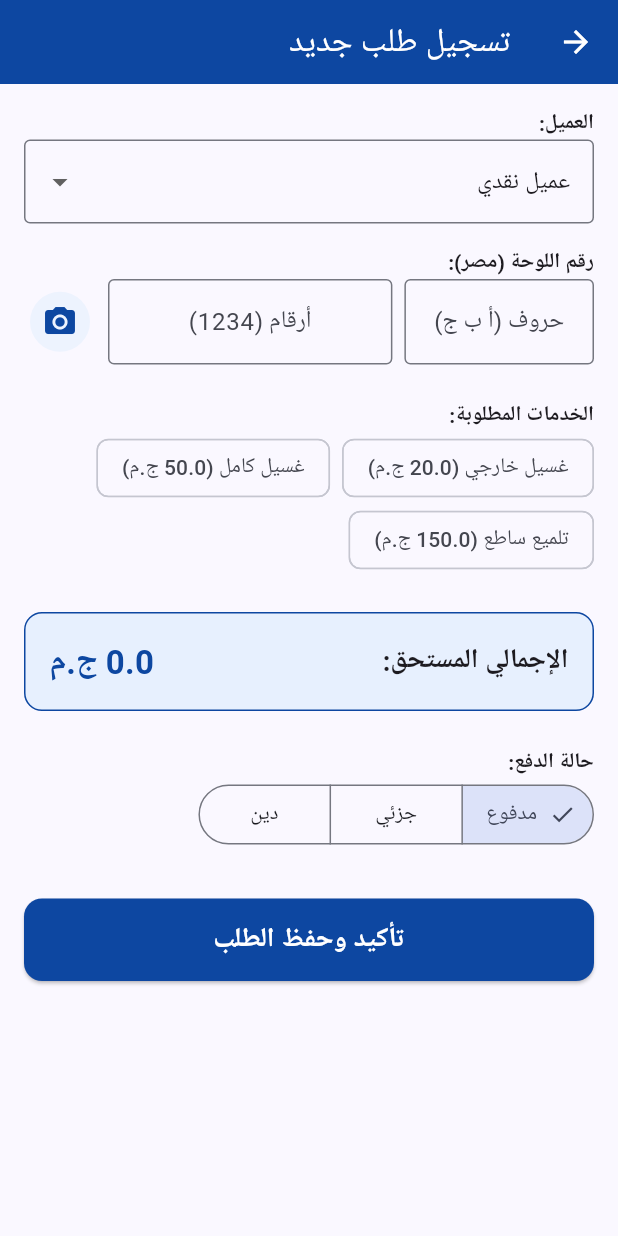
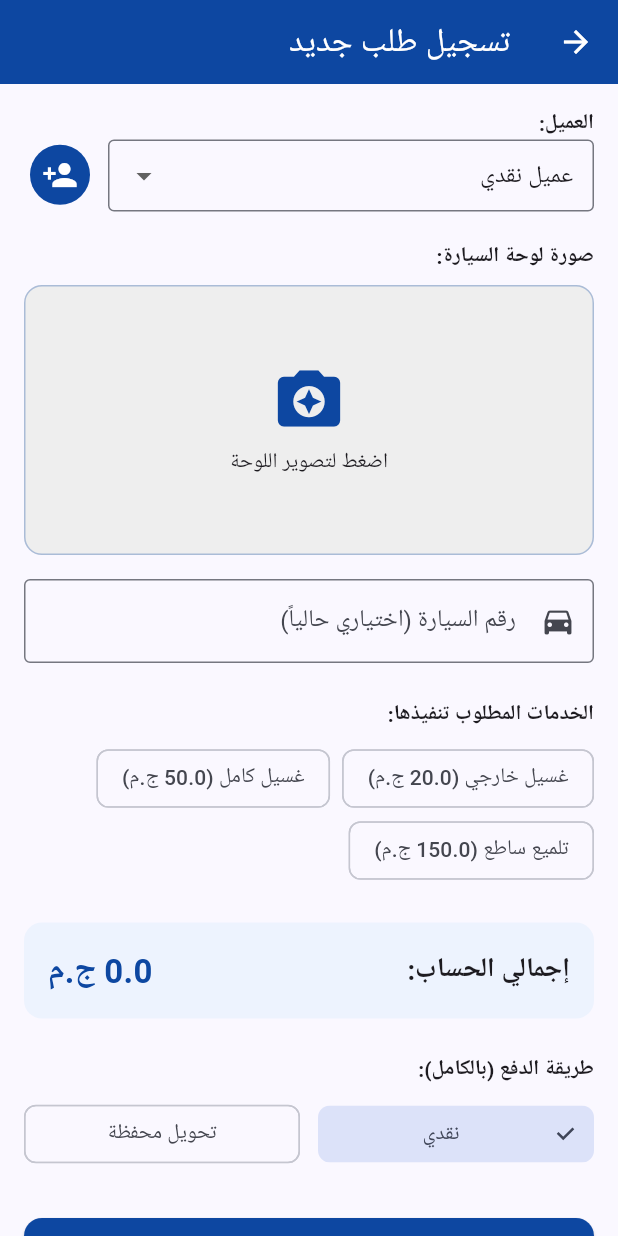
Before and after one commit to ahmedakl83/moka_laundry, a Flutter app: the NewOrderScreen screen opened directly, on a phone screen of 412 x 824 dp. Run offline on Flutter 3.47's test engine with Material 3 defaults, Android fonts, the light colour scheme and no system bars; our stand-ins replace camera, flutter_riverpod, google_fonts, shared_preferences; accounts and stored records are empty; Roboto replaces fonts that are missing (Cairo).

Commit message:
Update: Replace OCR with image capture, add quick customer creation, and simplify payment methods

```diff
--- a/lib/features/orders/new_order_screen.dart
+++ b/lib/features/orders/new_order_screen.dart
@@ -1,5 +1,6 @@
 import 'package:flutter/material.dart';
 import 'package:flutter_riverpod/flutter_riverpod.dart';
+import 'dart:io';
 import '../../core/constants.dart';
 import '../../models/customer_model.dart';
 import '../../models/order_model.dart';
@@ -18,14 +19,13 @@ class NewOrderScreen extends ConsumerStatefulWidget {
 }
 
 class _NewOrderScreenState extends ConsumerState<NewOrderScreen> {
-  final _carNumbersController = TextEditingController();
-  final _carLettersController = TextEditingController();
+  final _carNumberController = TextEditingController();
   final _notesController = TextEditingController();
-  final _paidAmountController = TextEditingController();
+  String? _capturedImagePath;
 
   CustomerModel? _selectedCustomer;
   List<ServiceModel> _selectedServices = [];
-  OrderStatus _selectedStatus = OrderStatus.paid;
+  PaymentMethod _paymentMethod = PaymentMethod.cash;
 
   double get _totalPrice => _selectedServices.fold(0, (sum, item) => sum + item.price);
 
@@ -40,12 +40,52 @@ class _NewOrderScreenState extends ConsumerState<NewOrderScreen> {
     });
   }
 
+  void _showAddCustomerDialog() {
+    final nameController = TextEditingController();
+    final phoneController = TextEditingController();
+
+    showDialog(
+      context: context,
+      builder: (context) => AlertDialog(
+        title: const Text('إضافة عميل جديد'),
+        content: Column(
+          mainAxisSize: MainAxisSize.min,
+          children: [
+            TextField(controller: nameController, decoration: const InputDecoration(labelText: 'اسم العميل')),
+            TextField(controller: phoneController, decoration: const InputDecoration(labelText: 'رقم الهاتف'), keyboardType: TextInputType.phone),
+          ],
+        ),
+        actions: [
+          TextButton(onPressed: () => Navigator.pop(context), child: const Text('إلغاء')),
+          ElevatedButton(
+            onPressed: () {
+              if (nameController.text.isNotEmpty) {
+                final newCustomer = CustomerModel(
+                  id: DateTime.now().millisecondsSinceEpoch.toString(),
+                  name: nameController.text,
+                  phone: phoneController.text,
+                );
+                ref.read(customersProvider.notifier).addCustomer(newCustomer.name, newCustomer.phone);
+                setState(() => _selectedCustomer = newCustomer);
+                Navigator.pop(context);
+              }
+            },
+            child: const Text('إضافة'),
+          ),
+        ],
+      ),
+    );
+  }
+
   void _submitOrder() {
-    String carPlate = "${_carLettersController.text} ${_carNumbersController.text}".trim();
-    if (carPlate.isEmpty || _selectedServices.isEmpty) {
+    if (_capturedImagePath == null && _carNumberController.text.isEmpty) {
       ScaffoldMessenger.of(context).showSnackBar(
-        const SnackBar(content: Text('يرجى إدخال بيانات اللوحة واختيار خدمة واحدة على الأقل')),
+        const SnackBar(content: Text('يرجى تصوير اللوحة أو إدخال رقم السيارة')),
       );
+      return;
+    }
+    if (_selectedServices.isEmpty) {
+      ScaffoldMessenger.of(context).showSnackBar(const SnackBar(content: Text('يرجى اختيار خدمة واحدة على الأقل')));
       return;
     }
 
@@ -55,13 +95,12 @@ class _NewOrderScreenState extends ConsumerState<NewOrderScreen> {
       serialNumber: ref.read(ordersProvider.notifier).generateSerialNumber(),
       customerId: _selectedCustomer?.id,
       customerName: _selectedCustomer?.name ?? 'عميل نقدي',
-      carNumber: carPlate,
+      carNumber: _carNumberController.text.isEmpty ? null : _carNumberController.text,
+      carPlateImagePath: _capturedImagePath,
       services: _selectedServices,
       totalPrice: _totalPrice,
-      paidAmount: _selectedStatus == OrderStatus.debt
-          ? 0
-          : (_selectedStatus == OrderStatus.paid ? _totalPrice : (double.tryParse(_paidAmountController.text) ?? 0)),
-      status: _selectedStatus,
+      status: OrderStatus.pending,
+      paymentMethod: _paymentMethod,
       notes: _notesController.text,
       userId: user?.id ?? '',
       createdAt: DateTime.now(),
@@ -88,65 +127,87 @@ class _NewOrderScreenState extends ConsumerState<NewOrderScreen> {
         child: Column(
           crossAxisAlignment: CrossAxisAlignment.start,
           children: [
+            // قسم العميل
+            Row(
+              children: [
+                Expanded(
+                  child: Column(
+                    crossAxisAlignment: CrossAxisAlignment.start,
+                    children: [
                       const Text('العميل:', style: TextStyle(fontWeight: FontWeight.bold)),
                       DropdownButtonFormField<CustomerModel>(
                         value: _selectedCustomer,
+                        isExpanded: true,
                         items: customers.map((c) => DropdownMenuItem(value: c, child: Text(c.name))).toList(),
                         onChanged: (val) => setState(() => _selectedCustomer = val),
-              decoration: const InputDecoration(border: OutlineInputBorder()),
+                        decoration: const InputDecoration(border: OutlineInputBorder(), contentPadding: EdgeInsets.symmetric(horizontal: 10)),
                       ),
-            const SizedBox(height: 16),
-
-            const Text('رقم اللوحة (مصر):', style: TextStyle(fontWeight: FontWeight.bold)),
-            Row(
-              children: [
-                Expanded(
-                  flex: 2,
-                  child: TextFormField(
-                    controller: _carLettersController,
-                    textAlign: TextAlign.center,
-                    decoration: const InputDecoration(
-                      hintText: 'حروف (أ ب ج)',
-                      border: OutlineInputBorder(),
-                    ),
+                    ],
                   ),
                 ),
                 const SizedBox(width: 8),
-                Expanded(
-                  flex: 3,
-                  child: TextFormField(
-                    controller: _carNumbersController,
-                    textAlign: TextAlign.center,
-                    keyboardType: TextInputType.number,
-                    decoration: const InputDecoration(
-                      hintText: 'أرقام (1234)',
-                      border: OutlineInputBorder(),
+                Padding(
+                  padding: const EdgeInsets.only(top: 20),
+                  child: IconButton.filled(
+                    onPressed: _showAddCustomerDialog,
+                    icon: const Icon(Icons.person_add),
+                    backgroundColor: AppColors.primaryBlue,
                   ),
                 ),
+              ],
             ),
-                const SizedBox(width: 8),
-                IconButton(
-                  onPressed: () async {
+            const SizedBox(height: 20),
+
+            // قسم صورة اللوحة
+            const Text('صورة لوحة السيارة:', style: TextStyle(fontWeight: FontWeight.bold)),
+            const SizedBox(height: 8),
+            GestureDetector(
+              onTap: () async {
                 final result = await Navigator.push<String>(
                   context,
                   MaterialPageRoute(builder: (_) => const PlateScannerScreen()),
                 );
                 if (result != null) {
-                      // محاولة تقسيم النتيجة لـ حروف وأرقام إذا أمكن
-                      setState(() {
-                        _carLettersController.text = result.replaceAll(RegExp(r'[0-9]'), '').trim();
-                        _carNumbersController.text = result.replaceAll(RegExp(r'[^0-9]'), '').trim();
-                      });
+                  setState(() => _capturedImagePath = result);
                 }
               },
-                  icon: const Icon(Icons.camera_alt, color: AppColors.primaryBlue),
-                  style: IconButton.styleFrom(backgroundColor: AppColors.lightBlue.withOpacity(0.2)),
+              child: Container(
+                width: double.infinity,
+                height: 180,
+                decoration: BoxDecoration(
+                  color: Colors.grey[200],
+                  borderRadius: BorderRadius.circular(12),
+                  border: Border.all(color: AppColors.primaryBlue.withOpacity(0.3)),
                 ),
+                child: _capturedImagePath != null
+                    ? ClipRRect(
+                        borderRadius: BorderRadius.circular(12),
+                        child: Image.file(File(_capturedImagePath!), fit: BoxFit.cover),
+                      )
+                    : const Column(
+                        mainAxisAlignment: MainAxisAlignment.center,
+                        children: [
+                          Icon(Icons.camera_enhance, size: 50, color: AppColors.primaryBlue),
+                          SizedBox(height: 8),
+                          Text('اضغط لتصوير اللوحة'),
                         ],
+                      ),
+              ),
+            ),
+            const SizedBox(height: 16),
+            TextFormField(
+              controller: _carNumberController,
+              decoration: const InputDecoration(
+                labelText: 'رقم السيارة (اختياري حالياً)',
+                border: OutlineInputBorder(),
+                prefixIcon: Icon(Icons.directions_car),
+              ),
             ),
             const SizedBox(height: 24),
 
-            const Text('الخدمات المطلوبة:', style: TextStyle(fontWeight: FontWeight.bold)),
+            // قسم الخدمات
+            const Text('الخدمات المطلوب تنفيذها:', style: TextStyle(fontWeight: FontWeight.bold)),
+            const SizedBox(height: 8),
             Wrap(
               spacing: 8,
               children: services.map((s) {
@@ -168,47 +229,45 @@ class _NewOrderScreenState extends ConsumerState<NewOrderScreen> {
             ),
             const SizedBox(height: 24),
 
+            // الإجمالي
             Container(
               padding: const EdgeInsets.all(16),
               decoration: BoxDecoration(
-                color: AppColors.lightBlue.withOpacity(0.3),
+                color: AppColors.lightBlue.withOpacity(0.2),
                 borderRadius: BorderRadius.circular(12),
-                border: Border.all(color: AppColors.primaryBlue),
               ),
               child: Row(
                 mainAxisAlignment: MainAxisAlignment.spaceBetween,
                 children: [
-                  const Text('الإجمالي المستحق:', style: TextStyle(fontSize: 18, fontWeight: FontWeight.bold)),
+                  const Text('إجمالي الحساب:', style: TextStyle(fontSize: 18, fontWeight: FontWeight.bold)),
                   Text('$_totalPrice ج.م', style: const TextStyle(fontSize: 22, fontWeight: FontWeight.bold, color: AppColors.primaryBlue)),
                 ],
               ),
             ),
             const SizedBox(height: 24),
 
-            const Text('حالة الدفع:', style: TextStyle(fontWeight: FontWeight.bold)),
-            SegmentedButton<OrderStatus>(
-              segments: const [
-                ButtonSegment(value: OrderStatus.paid, label: Text('مدفوع')),
-                ButtonSegment(value: OrderStatus.partiallyPaid, label: Text('جزئي')),
-                ButtonSegment(value: OrderStatus.debt, label: Text('دين')),
-              ],
-              selected: {_selectedStatus},
-              onSelectionChanged: (set) => setState(() => _selectedStatus = set.first),
+            // طريقة الدفع
+            const Text('طريقة الدفع (بالكامل):', style: TextStyle(fontWeight: FontWeight.bold)),
+            const SizedBox(height: 8),
+            Row(
+              children: [
+                Expanded(
+                  child: ChoiceChip(
+                    label: const Center(child: Text('نقدي')),
+                    selected: _paymentMethod == PaymentMethod.cash,
+                    onSelected: (val) => setState(() => _paymentMethod = PaymentMethod.cash),
                   ),
-
-            if (_selectedStatus == OrderStatus.partiallyPaid) ...[
-              const SizedBox(height: 16),
-              TextFormField(
-                controller: _paidAmountController,
-                keyboardType: TextInputType.number,
-                decoration: const InputDecoration(
-                  labelText: 'المبلغ المدفوع حالياً',
-                  hintText: 'أدخل المبلغ',
-                  border: OutlineInputBorder(),
-                  suffixText: 'ج.م',
+                ),
+                const SizedBox(width: 12),
+                Expanded(
+                  child: ChoiceChip(
+                    label: const Center(child: Text('تحويل محفظة')),
+                    selected: _paymentMethod == PaymentMethod.wallet,
+                    onSelected: (val) => setState(() => _paymentMethod = PaymentMethod.wallet),
                   ),
                 ),
               ],
+            ),
             const SizedBox(height: 32),
 
             SizedBox(
@@ -221,7 +280,7 @@ class _NewOrderScreenState extends ConsumerState<NewOrderScreen> {
                   foregroundColor: Colors.white,
                   shape: RoundedRectangleBorder(borderRadius: BorderRadius.circular(12)),
                 ),
-                child: const Text('تأكيد وحفظ الطلب', style: TextStyle(fontSize: 18, fontWeight: FontWeight.bold)),
+                child: const Text('بدء العملية وحفظ الطلب', style: TextStyle(fontSize: 18, fontWeight: FontWeight.bold)),
               ),
             ),
           ],
--- a/lib/models/order_model.dart
+++ b/lib/models/order_model.dart
@@ -1,19 +1,21 @@
 import 'service_model.dart';
 
-enum OrderStatus { paid, partiallyPaid, pending, debt }
+enum OrderStatus { pending, completed, cancelled }
+enum PaymentMethod { cash, wallet }
 
 class OrderModel {
   final String id;
   final String serialNumber;
   final String? customerId;
-  final String customerName; // لتسهيل العرض السريع
-  final String carNumber;
+  final String customerName;
+  final String? carNumber; // يمكن أن يكون فارغاً ليقوم الأدمن بإدخاله لاحقاً
+  final String? carPlateImagePath; // مسار صورة اللوحة
   final List<ServiceModel> services;
   final double totalPrice;
-  final double paidAmount;
   final OrderStatus status;
+  final PaymentMethod paymentMethod;
   final String notes;
-  final String userId; // الموظف الذي سجل الطلب
+  final String userId;
   final DateTime createdAt;
 
   OrderModel({
@@ -21,11 +23,12 @@ class OrderModel {
     required this.serialNumber,
     this.customerId,
     required this.customerName,
-    required this.carNumber,
+    this.carNumber,
+    this.carPlateImagePath,
     required this.services,
     required this.totalPrice,
-    required this.paidAmount,
     required this.status,
+    required this.paymentMethod,
     required this.notes,
     required this.userId,
     required this.createdAt,
@@ -38,10 +41,11 @@ class OrderModel {
       'customerId': customerId,
       'customerName': customerName,
       'carNumber': carNumber,
+      'carPlateImagePath': carPlateImagePath,
       'services': services.map((s) => s.toMap()).toList(),
       'totalPrice': totalPrice,
-      'paidAmount': paidAmount,
       'status': status.name,
+      'paymentMethod': paymentMethod.name,
       'notes': notes,
       'userId': userId,
       'createdAt': createdAt.toIso8601String(),
@@ -54,15 +58,19 @@ class OrderModel {
       serialNumber: map['serialNumber'] ?? '',
       customerId: map['customerId'],
       customerName: map['customerName'] ?? 'عميل نقدي',
-      carNumber: map['carNumber'] ?? '',
+      carNumber: map['carNumber'],
+      carPlateImagePath: map['carPlateImagePath'],
       services: (map['services'] as List? ?? [])
           .map((s) => ServiceModel.fromMap(s))
           .toList(),
       totalPrice: (map['totalPrice'] ?? 0.0).toDouble(),
-      paidAmount: (map['paidAmount'] ?? 0.0).toDouble(),
       status: OrderStatus.values.firstWhere(
         (e) => e.name == map['status'],
         orElse: () => OrderStatus.pending,
+      ),
+      paymentMethod: PaymentMethod.values.firstWhere(
+        (e) => e.name == map['paymentMethod'],
+        orElse: () => PaymentMethod.cash,
       ),
       notes: map['notes'] ?? '',
       userId: map['userId'] ?? '',
```
Also changed, not shown: lib/features/ocr/ocr_service.dart (deleted, +0 -30 lines), lib/features/ocr/plate_scanner_screen.dart (+34 -17 lines), lib/features/reports/reports_screen.dart (+31 -13 lines). Lines whose indentation alone changed are shown as unchanged.
